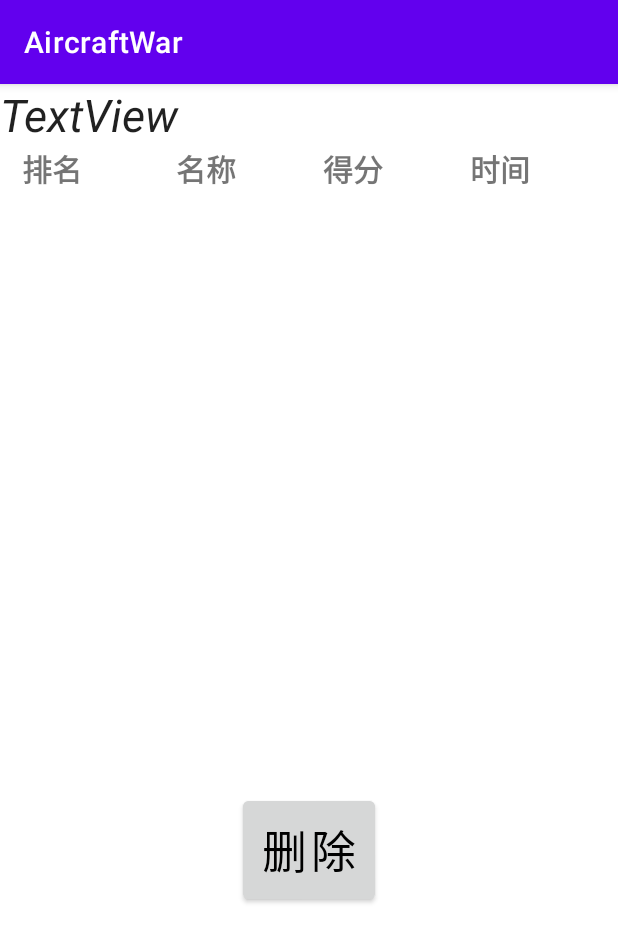
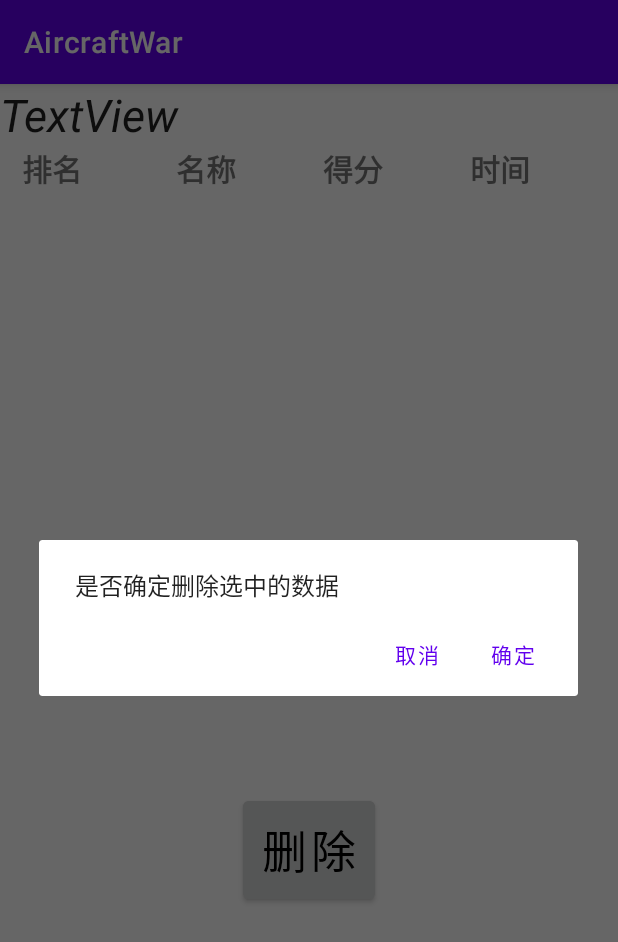
Before and after one commit to Lai-JX/Aircraft_War, an Android app: the RankActivity screen opened directly, with no data from a screen before it, after a tap on "删除", on a phone screen of 412 x 824 dp. Shown: the top 942 px of the screen. Run offline under Robolectric (Android 15) with nearby library versions, the phone set to English and light mode, and no system bars; 2 statements that could not run were skipped.

Commit message:
'增加删除确认功能'

```diff
--- a/app/src/main/java/com/aircraftWar/application/EasyModeGame.java
+++ b/app/src/main/java/com/aircraftWar/application/EasyModeGame.java
@@ -115,7 +115,7 @@ public class EasyModeGame extends AbstractGame{
                 userData.setDate(new Date());
                 userData.setScore(score);
                 Intent intent = new Intent(this, EnterNameActivity.class);
-                System.out.println("xxx");
+//                System.out.println("xxx");
                 startActivity(intent);
 
             }
--- a/app/src/main/java/com/aircraftWar/application/RankActivity.java
+++ b/app/src/main/java/com/aircraftWar/application/RankActivity.java
@@ -1,8 +1,10 @@
 package com.aircraftWar.application;
 
+import androidx.appcompat.app.AlertDialog;
 import androidx.appcompat.app.AppCompatActivity;
 
 import android.content.Context;
+import android.content.DialogInterface;
 import android.content.Intent;
 import android.os.Bundle;
 import android.view.Gravity;
@@ -31,7 +33,8 @@ import java.util.List;
 public class RankActivity extends AppCompatActivity implements View.OnClickListener{
     private final int H = ViewGroup.LayoutParams.WRAP_CONTENT;
     private final int W = ViewGroup.LayoutParams.MATCH_PARENT;
-    private ScrollView scrollView;
+    private AlertDialog.Builder builder;
+
     private FileInputStream fis = null;
     private FileOutputStream fos = null;
     private ObjectInputStream ois = null;
@@ -48,15 +51,16 @@ public class RankActivity extends AppCompatActivity implements View.OnClickListe
         setContentView(R.layout.activity_rank);
 
         findViewById(R.id.btn_delete).setOnClickListener(this);
-        scrollView = findViewById(R.id.table);
 
-//        List<UserData> dataList = null;
+        builder = new AlertDialog.Builder(this);
+
         readFromFileAndShow();
         deleteIndex = new ArrayList<>();
 
     }
 
     public void readFromFileAndShow(){
+
         dataList = null;
         try {
             System.out.println("准备读取数据");
@@ -148,7 +152,31 @@ public class RankActivity extends AppCompatActivity implements View.OnClickListe
             System.out.println("所有要删除的数据"+deleteIndex);
 
         }else if(v.getId() == R.id.btn_delete){
+            delete();
+        }
+    }
 
+    // 先判断是否确认删除
+    private void delete(){
+        System.out.println("xxx");
+        builder.setMessage("是否确定删除选中的数据")
+                .setPositiveButton("确定", new DialogInterface.OnClickListener() {
+                    @Override
+                    public void onClick(DialogInterface dialogInterface, int i) {
+                        confirmDelete();
+                    }
+                })
+                .setNegativeButton("取消", new DialogInterface.OnClickListener() {
+                    @Override
+                    public void onClick(DialogInterface dialogInterface, int i) {
+
+                    }
+                });
+        AlertDialog ad = builder.create();
+        ad.show();
+    }
+    // 确认删除后
+    private void confirmDelete(){
         for(int i = 0; i< deleteIndex.size();i++){
             System.out.println(dataList.remove(deleteIndex.get(i).intValue()));
         }
@@ -177,8 +205,5 @@ public class RankActivity extends AppCompatActivity implements View.OnClickListe
         }catch (Exception e){
             e.printStackTrace();
         }
-
-
     }
 }
-}
```
Lines whose indentation alone changed are shown as unchanged.
